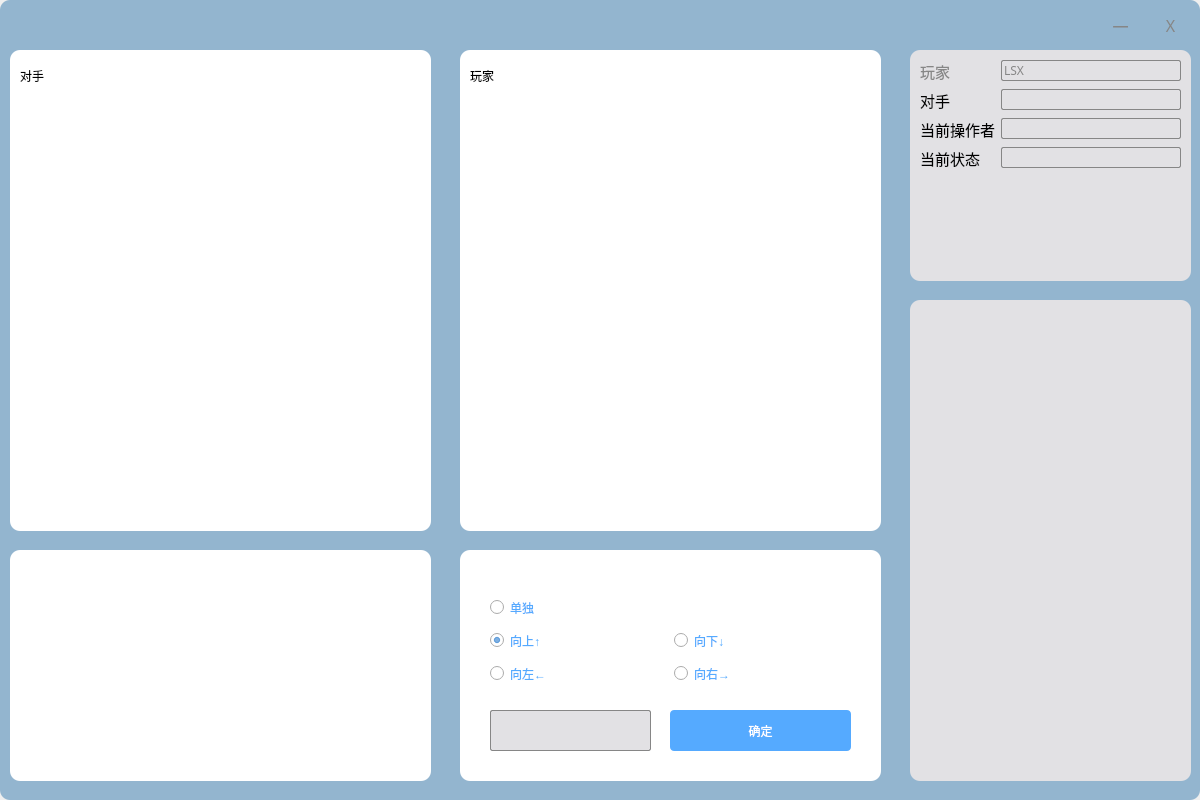
Old version of the form gamegui.ui in the repository sj-team/ShootPlane.
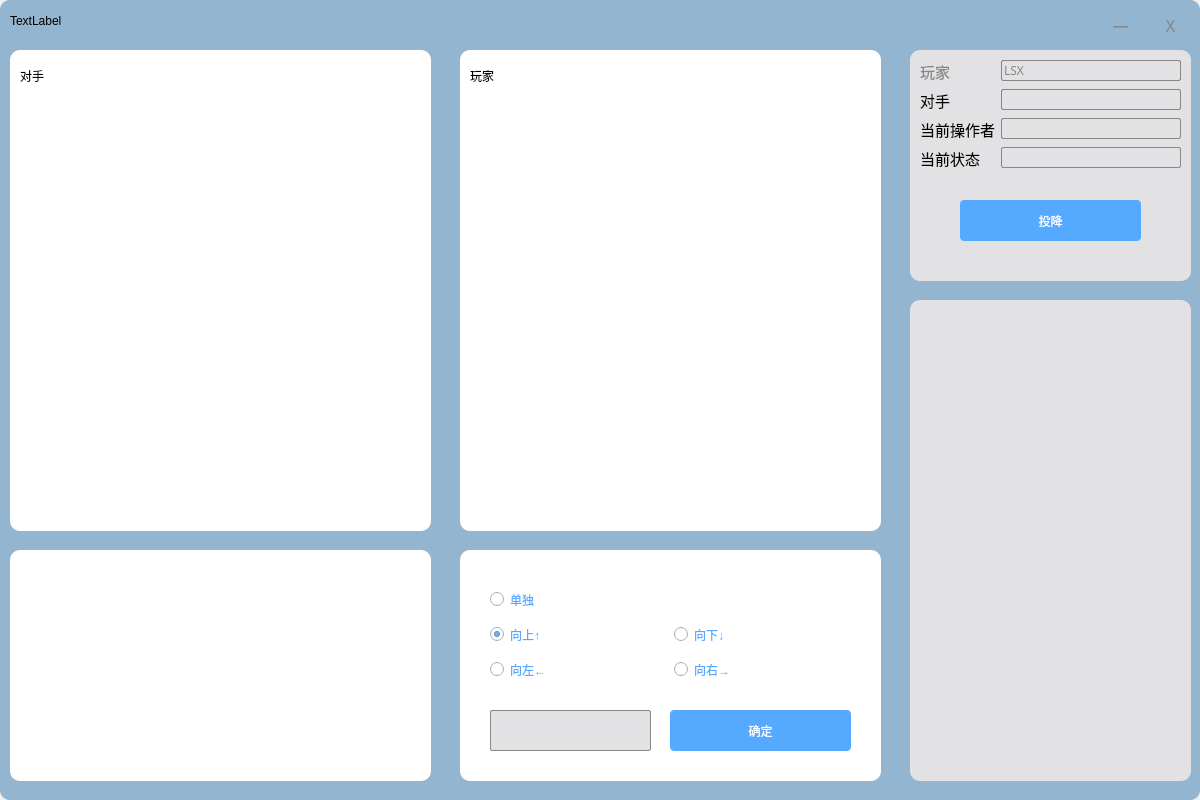
New version of the form. Custom widgets are drawn as their Qt base class.

Patch:
```diff
--- a/gamegui.ui
+++ b/gamegui.ui
@@ -131,7 +131,7 @@
        <x>10</x>
        <y>10</y>
        <width>261</width>
-       <height>201</height>
+       <height>121</height>
       </rect>
      </property>
      <layout class="QFormLayout" name="formLayout">
@@ -328,6 +328,27 @@
       </item>
      </layout>
     </widget>
+    <widget class="QPushButton" name="pushButton_sur">
+     <property name="geometry">
+      <rect>
+       <x>50</x>
+       <y>150</y>
+       <width>181</width>
+       <height>41</height>
+      </rect>
+     </property>
+     <property name="styleSheet">
+      <string notr="true">QPushButton{
+font: 25 12pt &quot;微软雅黑 Light&quot;;
+  background-color:rgb(85, 170, 255);
+color:white;
+border-radius: 4px;
+}</string>
+     </property>
+     <property name="text">
+      <string>投降</string>
+     </property>
+    </widget>
    </widget>
    <widget class="QGroupBox" name="groupBox_3">
     <property name="geometry">
@@ -466,9 +487,9 @@
      <property name="geometry">
       <rect>
        <x>30</x>
-       <y>40</y>
+       <y>30</y>
        <width>361</width>
-       <height>101</height>
+       <height>111</height>
       </rect>
      </property>
      <layout class="QGridLayout" name="gridLayout_2">
@@ -626,6 +647,24 @@
      </property>
     </widget>
    </widget>
+   <widget class="QLabel" name="label_title">
+    <property name="geometry">
+     <rect>
+      <x>10</x>
+      <y>0</y>
+      <width>261</width>
+      <height>41</height>
+     </rect>
+    </property>
+    <property name="styleSheet">
+     <string notr="true">
+font: 25 16pt &quot;微软雅黑 Light&quot;;
+color: rgb(0, 0, 0)</string>
+    </property>
+    <property name="text">
+     <string>TextLabel</string>
+    </property>
+   </widget>
   </widget>
  </widget>
  <customwidgets>
```
